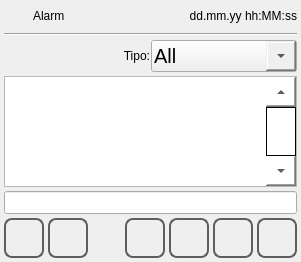
First picture: the form in qt_library/ATCMalarms/alarms.ui, repository MECTsrl/mect_plugins, before the edit.
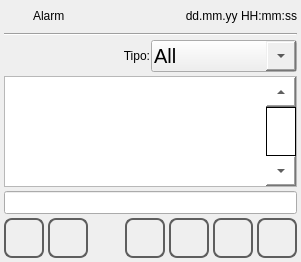
Second picture: the form after the edit. Icons and pictures are not drawn.

Patch:
```diff
--- a/qt_library/ATCMalarms/alarms.ui
+++ b/qt_library/ATCMalarms/alarms.ui
@@ -100,7 +100,7 @@
         <enum>Qt::NoFocus</enum>
        </property>
        <property name="text">
-        <string>dd.mm.yy hh:MM:ss</string>
+        <string>dd.mm.yy HH:mm:ss</string>
        </property>
        <property name="alignment">
         <set>Qt::AlignRight|Qt::AlignTrailing|Qt::AlignVCenter</set>
```
